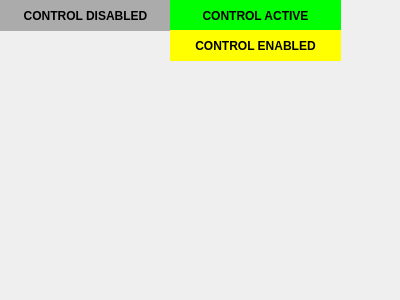
The window that code/hli/ros/src/rqt_mypkg/src/rqt_mypkg/MyPlugin.ui (nickoe/aauship-formation) describes before a commit, drawn with Qt 5.
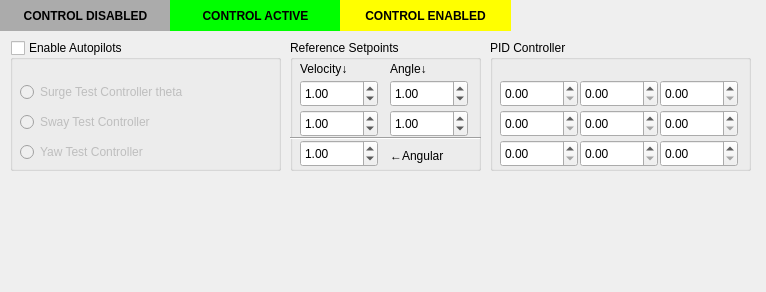
The same window after the commit.

```diff
--- a/code/hli/ros/src/rqt_mypkg/src/rqt_mypkg/MyPlugin.ui
+++ b/code/hli/ros/src/rqt_mypkg/src/rqt_mypkg/MyPlugin.ui
@@ -6,8 +6,8 @@
    <rect>
     <x>0</x>
     <y>0</y>
-    <width>400</width>
-    <height>300</height>
+    <width>766</width>
+    <height>292</height>
    </rect>
   </property>
   <property name="windowTitle">
@@ -85,8 +85,8 @@
   <widget class="QLabel" name="label_3">
    <property name="geometry">
     <rect>
-     <x>170</x>
-     <y>30</y>
+     <x>340</x>
+     <y>0</y>
      <width>171</width>
      <height>31</height>
     </rect>
@@ -117,6 +117,297 @@
     <number>5</number>
    </property>
   </widget>
+  <widget class="QGroupBox" name="groupBoxAutopilot">
+   <property name="geometry">
+    <rect>
+     <x>10</x>
+     <y>40</y>
+     <width>271</width>
+     <height>131</height>
+    </rect>
+   </property>
+   <property name="title">
+    <string>Enable Autopilots</string>
+   </property>
+   <property name="checkable">
+    <bool>true</bool>
+   </property>
+   <property name="checked">
+    <bool>false</bool>
+   </property>
+   <widget class="QRadioButton" name="radioButtonSurgeTest">
+    <property name="geometry">
+     <rect>
+      <x>10</x>
+      <y>40</y>
+      <width>251</width>
+      <height>24</height>
+     </rect>
+    </property>
+    <property name="text">
+     <string>Surge Test Controller theta</string>
+    </property>
+   </widget>
+   <widget class="QRadioButton" name="radioButtonSwayTest">
+    <property name="geometry">
+     <rect>
+      <x>10</x>
+      <y>70</y>
+      <width>251</width>
+      <height>24</height>
+     </rect>
+    </property>
+    <property name="text">
+     <string>Sway Test Controller</string>
+    </property>
+   </widget>
+   <widget class="QRadioButton" name="radioButtonYawTest">
+    <property name="geometry">
+     <rect>
+      <x>10</x>
+      <y>100</y>
+      <width>251</width>
+      <height>24</height>
+     </rect>
+    </property>
+    <property name="text">
+     <string>Yaw Test Controller</string>
+    </property>
+   </widget>
+  </widget>
+  <widget class="QGroupBox" name="groupBox_2">
+   <property name="geometry">
+    <rect>
+     <x>290</x>
+     <y>40</y>
+     <width>191</width>
+     <height>131</height>
+    </rect>
+   </property>
+   <property name="title">
+    <string>Reference Setpoints</string>
+   </property>
+   <widget class="QDoubleSpinBox" name="SpinBoxSurgeVel">
+    <property name="geometry">
+     <rect>
+      <x>10</x>
+      <y>40</y>
+      <width>78</width>
+      <height>27</height>
+     </rect>
+    </property>
+    <property name="value">
+     <double>1.000000000000000</double>
+    </property>
+   </widget>
+   <widget class="QDoubleSpinBox" name="SpinBoxSurgeAng">
+    <property name="geometry">
+     <rect>
+      <x>100</x>
+      <y>40</y>
+      <width>78</width>
+      <height>27</height>
+     </rect>
+    </property>
+    <property name="value">
+     <double>1.000000000000000</double>
+    </property>
+   </widget>
+   <widget class="QDoubleSpinBox" name="SpinBoxSwayVel">
+    <property name="geometry">
+     <rect>
+      <x>10</x>
+      <y>70</y>
+      <width>78</width>
+      <height>27</height>
+     </rect>
+    </property>
+    <property name="value">
+     <double>1.000000000000000</double>
+    </property>
+   </widget>
+   <widget class="QDoubleSpinBox" name="SpinBoxYawAngVel">
+    <property name="geometry">
+     <rect>
+      <x>10</x>
+      <y>100</y>
+      <width>78</width>
+      <height>27</height>
+     </rect>
+    </property>
+    <property name="value">
+     <double>1.000000000000000</double>
+    </property>
+   </widget>
+   <widget class="QDoubleSpinBox" name="SpinBoxSwayAng">
+    <property name="geometry">
+     <rect>
+      <x>100</x>
+      <y>70</y>
+      <width>78</width>
+      <height>27</height>
+     </rect>
+    </property>
+    <property name="value">
+     <double>1.000000000000000</double>
+    </property>
+   </widget>
+   <widget class="QLabel" name="label_4">
+    <property name="geometry">
+     <rect>
+      <x>100</x>
+      <y>100</y>
+      <width>69</width>
+      <height>31</height>
+     </rect>
+    </property>
+    <property name="text">
+     <string>←Angular</string>
+    </property>
+   </widget>
+   <widget class="Line" name="line">
+    <property name="geometry">
+     <rect>
+      <x>0</x>
+      <y>88</y>
+      <width>191</width>
+      <height>20</height>
+     </rect>
+    </property>
+    <property name="orientation">
+     <enum>Qt::Horizontal</enum>
+    </property>
+   </widget>
+   <widget class="QLabel" name="label_5">
+    <property name="geometry">
+     <rect>
+      <x>10</x>
+      <y>20</y>
+      <width>81</width>
+      <height>18</height>
+     </rect>
+    </property>
+    <property name="text">
+     <string>Velocity↓</string>
+    </property>
+   </widget>
+   <widget class="QLabel" name="label_6">
+    <property name="geometry">
+     <rect>
+      <x>100</x>
+      <y>20</y>
+      <width>81</width>
+      <height>18</height>
+     </rect>
+    </property>
+    <property name="text">
+     <string>Angle↓</string>
+    </property>
+   </widget>
+  </widget>
+  <widget class="QGroupBox" name="groupBox">
+   <property name="geometry">
+    <rect>
+     <x>490</x>
+     <y>40</y>
+     <width>261</width>
+     <height>131</height>
+    </rect>
+   </property>
+   <property name="title">
+    <string>PID Controller</string>
+   </property>
+   <widget class="QDoubleSpinBox" name="SpinBoxSurgeP">
+    <property name="geometry">
+     <rect>
+      <x>10</x>
+      <y>40</y>
+      <width>78</width>
+      <height>27</height>
+     </rect>
+    </property>
+   </widget>
+   <widget class="QDoubleSpinBox" name="SpinBoxSurgeI">
+    <property name="geometry">
+     <rect>
+      <x>90</x>
+      <y>40</y>
+      <width>78</width>
+      <height>27</height>
+     </rect>
+    </property>
+   </widget>
+   <widget class="QDoubleSpinBox" name="SpinBoxSurgeD">
+    <property name="geometry">
+     <rect>
+      <x>170</x>
+      <y>40</y>
+      <width>78</width>
+      <height>27</height>
+     </rect>
+    </property>
+   </widget>
+   <widget class="QDoubleSpinBox" name="SpinBoxSwayD">
+    <property name="geometry">
+     <rect>
+      <x>170</x>
+      <y>70</y>
+      <width>78</width>
+      <height>27</height>
+     </rect>
+    </property>
+   </widget>
+   <widget class="QDoubleSpinBox" name="SpinBoxSwayI">
+    <property name="geometry">
+     <rect>
+      <x>90</x>
+      <y>70</y>
+      <width>78</width>
+      <height>27</height>
+     </rect>
+    </property>
+   </widget>
+   <widget class="QDoubleSpinBox" name="SpinBoxSwayP">
+    <property name="geometry">
+     <rect>
+      <x>10</x>
+      <y>70</y>
+      <width>78</width>
+      <height>27</height>
+     </rect>
+    </property>
+   </widget>
+   <widget class="QDoubleSpinBox" name="SpinBoxYawD">
+    <property name="geometry">
+     <rect>
+      <x>170</x>
+      <y>100</y>
+      <width>78</width>
+      <height>27</height>
+     </rect>
+    </property>
+   </widget>
+   <widget class="QDoubleSpinBox" name="SpinBoxYawI">
+    <property name="geometry">
+     <rect>
+      <x>90</x>
+      <y>100</y>
+      <width>78</width>
+      <height>27</height>
+     </rect>
+    </property>
+   </widget>
+   <widget class="QDoubleSpinBox" name="SpinBoxYawP">
+    <property name="geometry">
+     <rect>
+      <x>10</x>
+      <y>100</y>
+      <width>78</width>
+      <height>27</height>
+     </rect>
+    </property>
+   </widget>
+  </widget>
  </widget>
  <resources/>
  <connections/>
```
Left out of the diff: 6 changed lines with no effect on the pictures.
